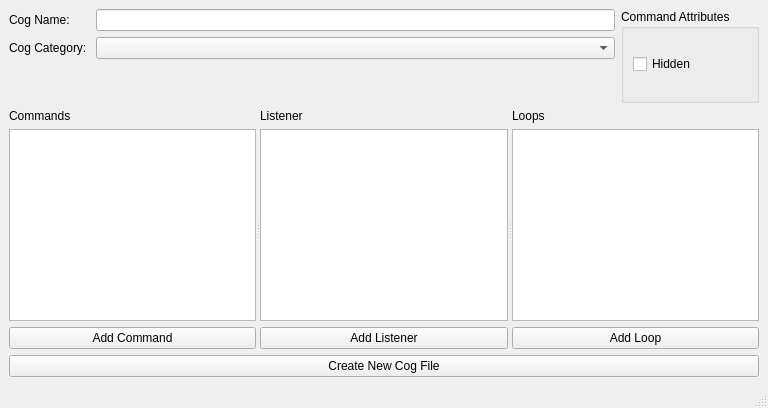
First picture: the form in misc/designer_files/create_cog_main_window.ui, repository Preen1/Antipetros_Discord_Bot, before the edit.
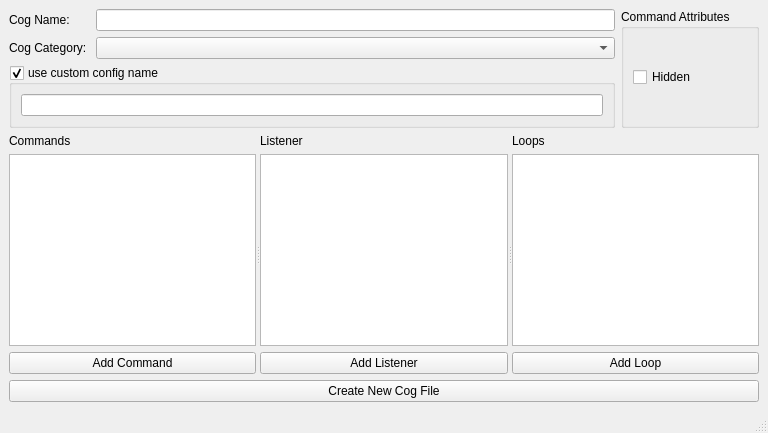
Second picture: the form after the edit. Icons and pictures are not drawn. Custom widgets are drawn as their Qt base class.

Patch:
```diff
--- a/misc/designer_files/create_cog_main_window.ui
+++ b/misc/designer_files/create_cog_main_window.ui
@@ -142,6 +142,21 @@
       <item row="1" column="1">
        <widget class="QComboBox" name="cog_category_combo"/>
       </item>
+      <item row="2" column="0" colspan="2">
+       <widget class="QGroupBox" name="custom_config_name_groupBox">
+        <property name="title">
+         <string>use custom config name</string>
+        </property>
+        <property name="checkable">
+         <bool>true</bool>
+        </property>
+        <layout class="QVBoxLayout" name="verticalLayout_5">
+         <item>
+          <widget class="QLineEdit" name="custom_config_name_lineEdit"/>
+         </item>
+        </layout>
+       </widget>
+      </item>
      </layout>
     </item>
     <item row="0" column="1" colspan="2">
```
